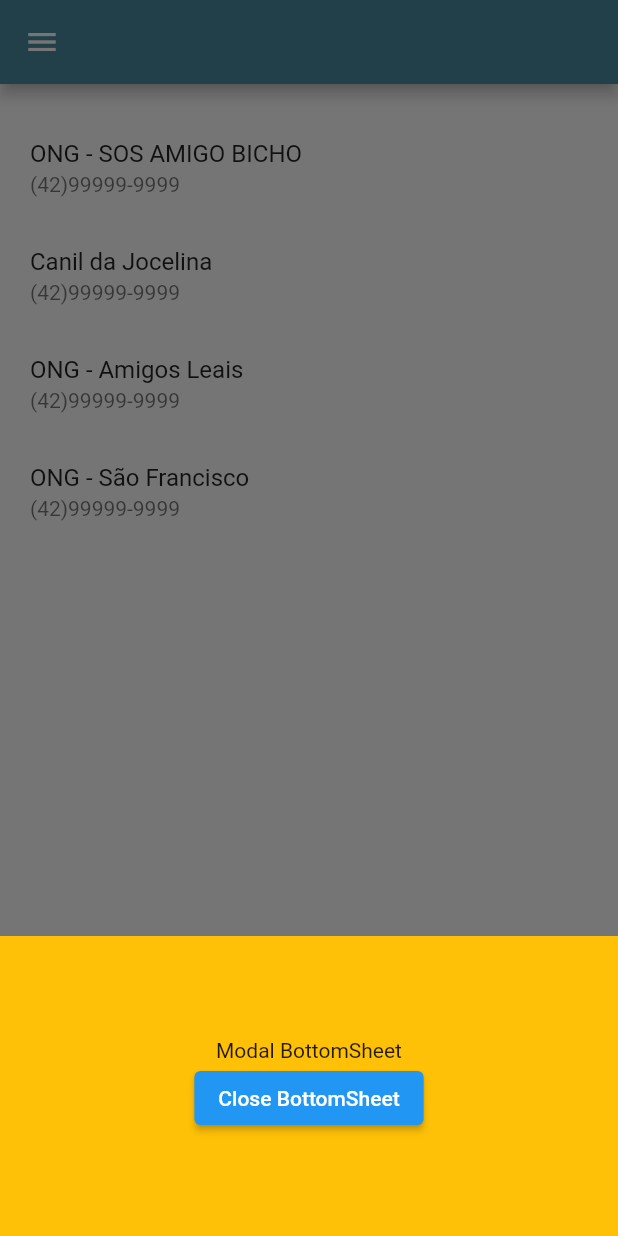
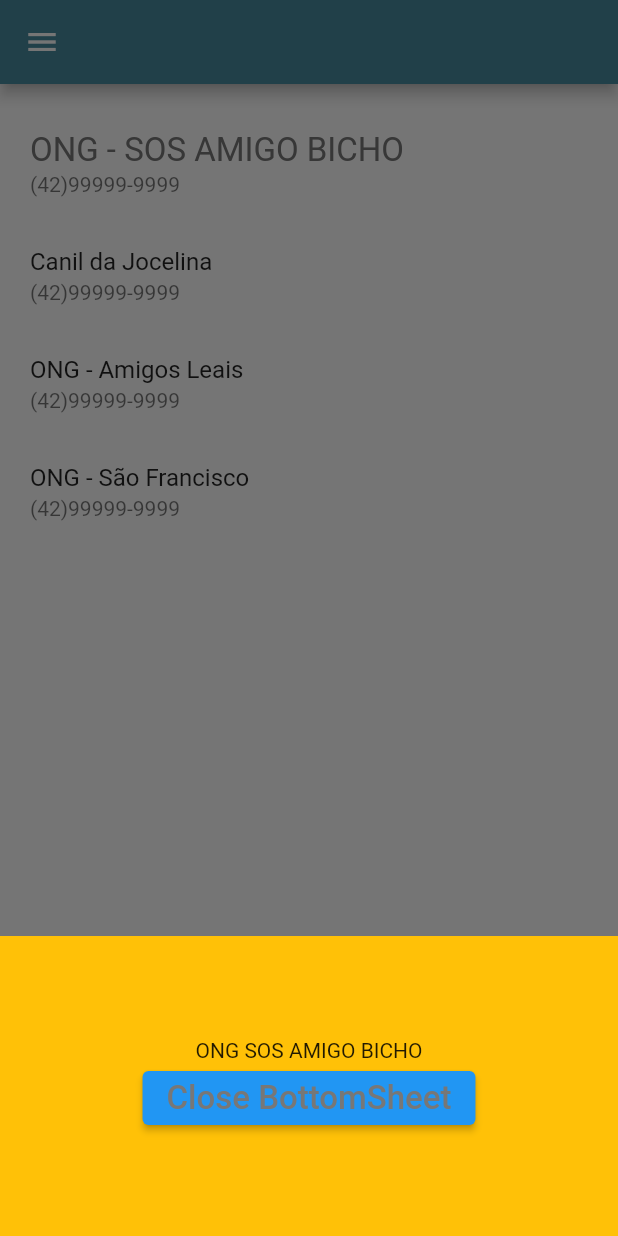
Before and after one commit to daianemattos/tcc, a Flutter app: the OngsFavoritas screen opened directly, after a tap on "ONG - SOS AMIGO BICHO", on a phone screen of 412 x 824 dp. Run offline on Flutter 3.47's test engine with Material 2 defaults, Android fonts, the phone set to English and light mode, and no system bars; our stand-ins replace carousel_slider, cloud_firestore, firebase_auth, firebase_core, font_awesome_flutter, smooth_page_indicator and 1 more; accounts and stored records are empty.

Commit message:
Alterações no Layout das OngsFavoritas

```diff
--- a/lib/MeusPets.dart
+++ b/lib/MeusPets.dart
@@ -28,8 +28,7 @@ class _MeusPetsState extends State<MeusPets> {
                   children: [
                     Padding(
                       padding: EdgeInsets.fromLTRB(32, 16, 32, 16),
-                      child: Text(
-                        "MEUS PETS",
+                      child: Text("MEUS PETS",
                         style:
                             TextStyle(fontSize: 30, color: Color(0xff777777)),
                       ),
--- a/lib/OngsFavoritas.dart
+++ b/lib/OngsFavoritas.dart
@@ -27,7 +27,12 @@ class _OngsFavoritasState extends State<OngsFavoritas> {
 
                           ListTile(
                             contentPadding: EdgeInsets.all(0),
-                            title: Text("ONG - SOS AMIGO BICHO"),
+                            title: Text(
+                              "ONG - SOS AMIGO BICHO",
+                              style:
+                              TextStyle(fontSize: 22, color: Color(0xff777777)),
+                            ),
+
                             subtitle: Text("(42)99999-9999"),
 
                             onTap: () {
@@ -43,9 +48,12 @@ class _OngsFavoritasState extends State<OngsFavoritas> {
                                         mainAxisAlignment: MainAxisAlignment.center,
                                         mainAxisSize: MainAxisSize.min,
                                         children: <Widget>[
-                                          const Text('Modal BottomSheet'),
+                                          const Text('ONG SOS AMIGO BICHO'),
                                           ElevatedButton(
-                                            child: const Text('Close BottomSheet'),
+                                            child: const Text('Close BottomSheet',
+                                            style:
+                                              TextStyle(fontSize: 22, color: Color(0xff777777)),
+                                            ),
                                             onPressed: () => Navigator.pop(context),
                                           )
                                         ],
```
